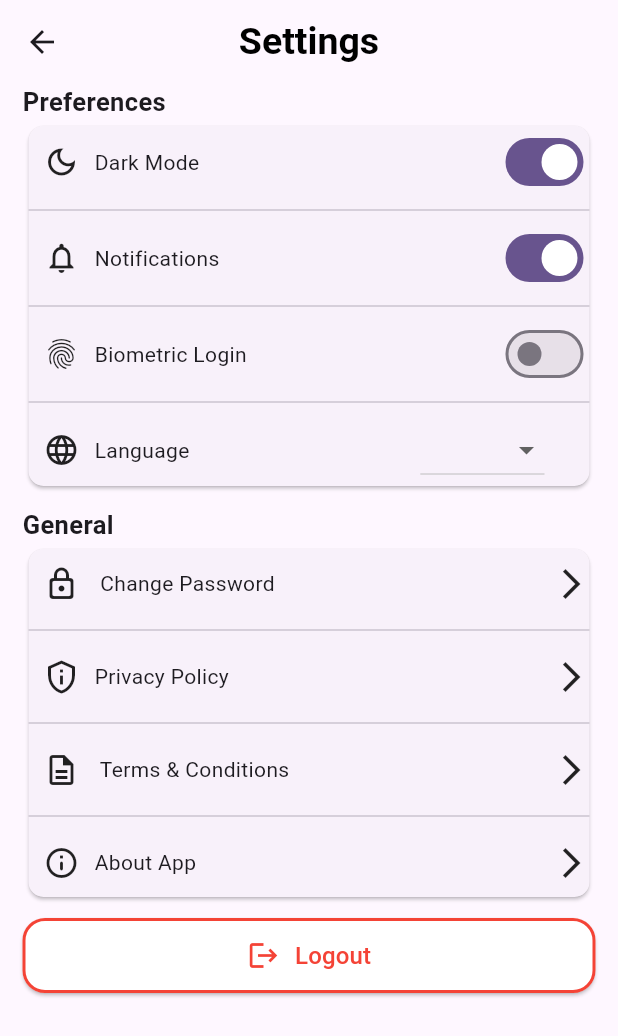
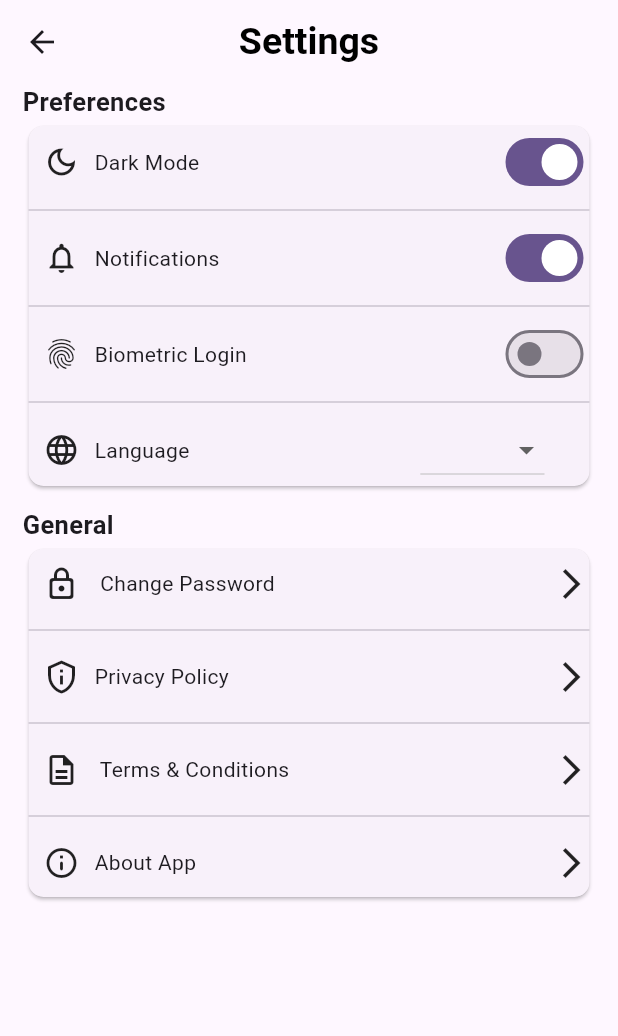
Before and after one commit to CShambhu/Best-of-Nepal, a Flutter app: the screen it shows once a user with an empty profile is signed in, item 4 of the bottom bar chosen, after a tap on the "settings" icon, on a phone screen of 412 x 824 dp. Shown: the top 1036 px of the screen. Run offline on Flutter 3.47's test engine with Material 3 defaults, Android fonts, the phone set to English and light mode, and no system bars; our stand-ins replace carousel_slider, firebase_auth, firebase_core, flutter_riverpod, google_nav_bar, riverpod_annotation; accounts and stored records are empty; generated files the repository leaves out were written again.

Commit message:
fixed logout button

```diff
--- a/lib/screens/profile.dart
+++ b/lib/screens/profile.dart
@@ -17,9 +17,9 @@ class _ProfileState extends ConsumerState<Profile> {
     final email = authState.value?.email ?? 'User';
     final emailName = email.split('@').first;
     return Scaffold(
-      backgroundColor: Colors.deepPurple,
+      // backgroundColor: Colors.deepPurple,
       appBar: AppBar(
-        backgroundColor: Colors.deepPurple,
+        // backgroundColor: Colors.deepPurple,
         title: Row(
           children: [
             SizedBox(width: 140),
@@ -32,13 +32,12 @@ class _ProfileState extends ConsumerState<Profile> {
                   MaterialPageRoute(builder: (context) => ProfileSettings()),
                 );
               },
-              icon: Icon(Icons.settings, color: Colors.white),
+              icon: Icon(Icons.settings),
             ),
           ],
         ),
       ),
-      body: SingleChildScrollView(
-        child: Column(
+      body: Column(
         children: [
           Stack(
             children: [
@@ -47,10 +46,7 @@ class _ProfileState extends ConsumerState<Profile> {
                 alignment: Alignment.topCenter,
                 child: Padding(
                   padding: const EdgeInsets.only(top: 2),
-                    child: CircleAvatar(
-                      radius: 60,
-                      backgroundColor: Colors.grey,
-                    ),
+                  child: CircleAvatar(radius: 60, backgroundColor: Colors.grey),
                 ),
               ),
               Align(
@@ -73,7 +69,7 @@ class _ProfileState extends ConsumerState<Profile> {
               ),
 
               Padding(
-                  padding: const EdgeInsets.only(top: 165),
+                padding: const EdgeInsets.only(top: 125),
                 child: Padding(
                   padding: const EdgeInsets.all(5.0),
                   child: Column(
@@ -82,7 +78,7 @@ class _ProfileState extends ConsumerState<Profile> {
                         // try removing this
                         height: 250,
                         child: Card(
-                            color: Colors.white,
+                          // color: Colors.white,
                           shape: RoundedRectangleBorder(
                             borderRadius: BorderRadiusGeometry.circular(20),
                           ),
@@ -125,7 +121,7 @@ class _ProfileState extends ConsumerState<Profile> {
                                   padding: const EdgeInsets.symmetric(
                                     horizontal: 30,
                                   ),
-                                    child: Text("User Name : $emailName"),
+                                  child: Text("Username : $emailName"),
                                 ),
                                 SizedBox(height: 20),
 
@@ -172,29 +168,41 @@ class _ProfileState extends ConsumerState<Profile> {
                           ),
                         ),
                       ),
+                      SizedBox(height: 20),
 
-                        Padding(
-                          padding: const EdgeInsets.only(top: 10),
-                          child: ElevatedButton(
+                      //Logout Account
+                      ElevatedButton(
                         style: ElevatedButton.styleFrom(
-                              backgroundColor: Colors.red,
                           shape: RoundedRectangleBorder(
-                                borderRadius: BorderRadius.circular(10),
+                            borderRadius: BorderRadius.circular(15),
                           ),
+                          backgroundColor: Colors.white,
+                          side: BorderSide(
+                            // outline border
+                            color: Colors.red,
+                            width: 2,
                           ),
-                            onPressed: () {},
+                          minimumSize: Size(80, 50),
+                        ),
+                        onPressed: () async {
+                          await ref.read(authRepositoryProvider).signOut();
+                          if (context.mounted) {
+                            Navigator.popUntil(
+                              context,
+                              (route) => route.isFirst,
+                            );
+                          }
+                        },
                         child: Row(
                           mainAxisAlignment: MainAxisAlignment.center,
-
                           children: [
-                                Icon(Icons.logout, color: Colors.white),
+                            Icon(Icons.logout, color: Colors.red, size: 22),
                             SizedBox(width: 10),
                             Text(
-                                  "LOGOUT",
-                                  style: TextStyle(color: Colors.white),
+                              "Logout",
+                              style: TextStyle(color: Colors.red, fontSize: 16),
                             ),
                           ],
-                            ),
                         ),
                       ),
                     ],
@@ -205,7 +213,6 @@ class _ProfileState extends ConsumerState<Profile> {
           ),
         ],
       ),
-      ),
     );
   }
 }
--- a/lib/screens/profile_settings.dart
+++ b/lib/screens/profile_settings.dart
@@ -266,41 +266,6 @@ class _ProfileSettingsState extends ConsumerState<ProfileSettings> {
                     ],
                   ),
                 ),
-                SizedBox(height: 10),
-
-                //Logout Account
-                ElevatedButton(
-                  style: ElevatedButton.styleFrom(
-                    shape: RoundedRectangleBorder(
-                      borderRadius: BorderRadius.circular(15),
-                    ),
-                    backgroundColor: Colors.white,
-                    side: BorderSide(
-                      // outline border
-                      color: Colors.red,
-                      width: 2,
-                    ),
-                    minimumSize: Size(80, 50),
-                  ),
-                  onPressed: () async {
-                    await ref.read(authRepositoryProvider).signOut();
-                    if (context.mounted) {
-                      Navigator.popUntil(context, (route) => route.isFirst);
-                    }
-                  },
-                  child: Row(
-                    mainAxisAlignment: MainAxisAlignment.center,
-                    children: [
-                      Icon(Icons.logout, color: Colors.red, size: 22),
-                      SizedBox(width: 10),
-                      Text(
-                        "Logout",
-                        style: TextStyle(color: Colors.red, fontSize: 16),
-                      ),
-                    ],
-                  ),
-                ),
-                SizedBox(height: 20),
               ],
             ),
           ),
```
Lines whose indentation alone changed are shown as unchanged.
